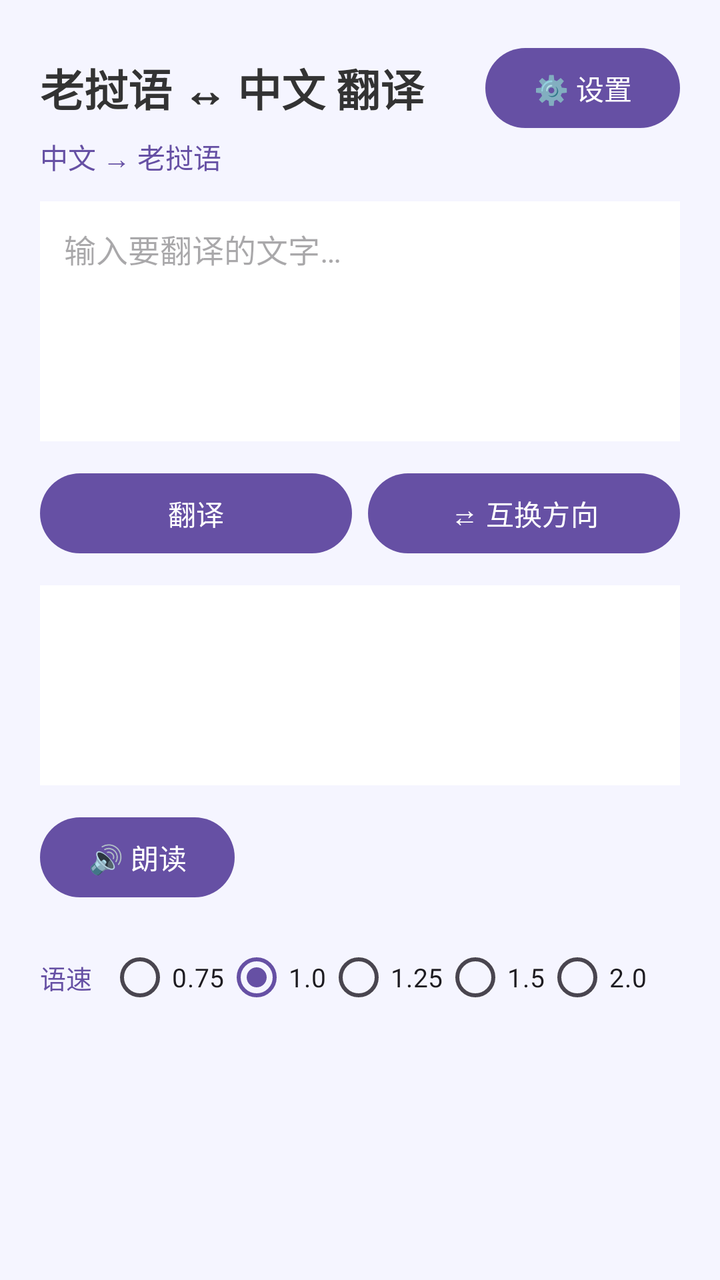
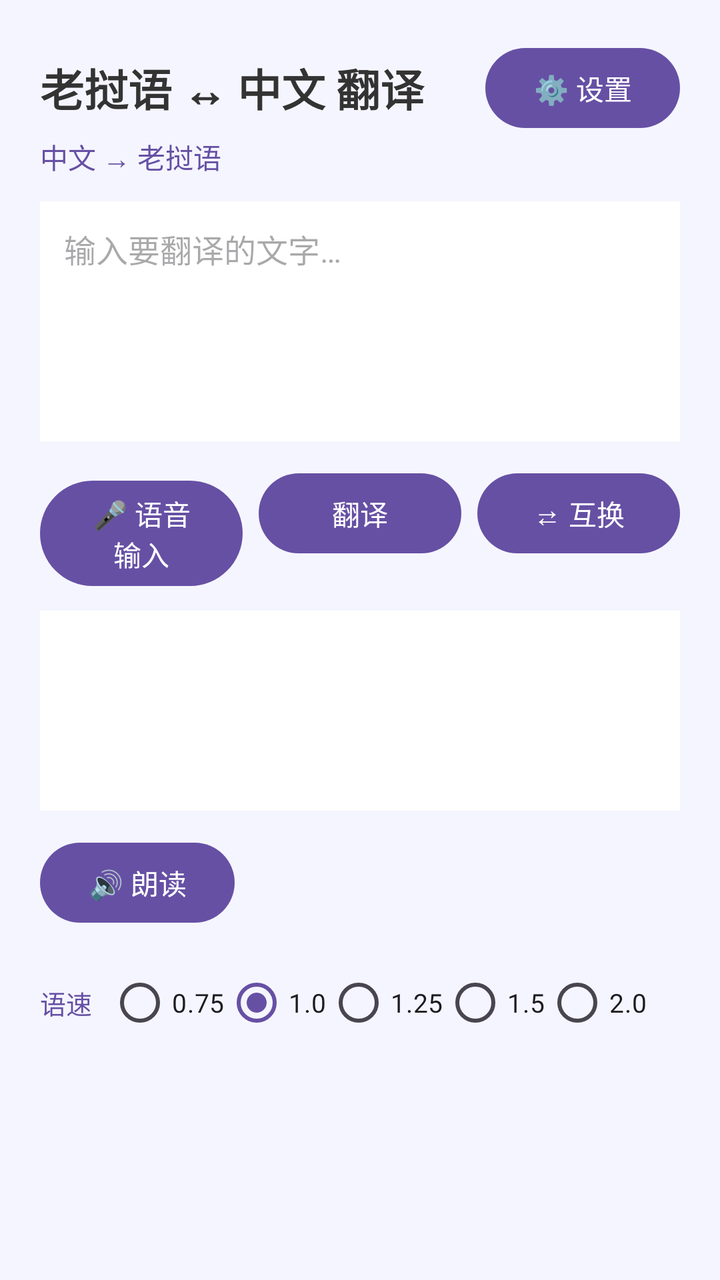

An Android layout rendered at two revisions. The XML below is the earlier revision; the diff shows what the commit changed to produce the second picture.
<!-- AndroidManifest.xml: application theme Theme.LaoTran -->
<!-- res/layout/activity_main.xml -->
<?xml version="1.0" encoding="utf-8"?>
<LinearLayout xmlns:android="http://schemas.android.com/apk/res/android"
    android:layout_width="match_parent"
    android:layout_height="match_parent"
    android:orientation="vertical"
    android:padding="20dp"
    android:background="#F5F5FF">

    <LinearLayout
        android:layout_width="match_parent"
        android:layout_height="wrap_content"
        android:orientation="horizontal"
        android:gravity="center_vertical">

        <TextView
            android:layout_width="0dp"
            android:layout_height="wrap_content"
            android:layout_weight="1"
            android:text="老挝语 ↔ 中文 翻译"
            android:textSize="22sp"
            android:textStyle="bold"
            android:textColor="#333333"/>

        <Button
            android:id="@+id/settingsBtn"
            android:layout_width="wrap_content"
            android:layout_height="wrap_content"
            android:text="⚙️ 设置"/>
    </LinearLayout>

    <TextView
        android:id="@+id/dirLabel"
        android:layout_width="wrap_content"
        android:layout_height="wrap_content"
        android:text="中文 → 老挝语"
        android:textSize="14sp"
        android:textColor="#6650a4"
        android:layout_marginBottom="12dp"/>

    <EditText
        android:id="@+id/inputText"
        android:layout_width="match_parent"
        android:layout_height="wrap_content"
        android:minHeight="120dp"
        android:gravity="top|start"
        android:background="#FFFFFF"
        android:padding="12dp"
        android:hint="输入要翻译的文字…"
        android:inputType="textMultiLine"
        android:minLines="4"
        android:textSize="16sp"/>

    <LinearLayout
        android:layout_width="match_parent"
        android:layout_height="wrap_content"
        android:orientation="horizontal"
        android:layout_marginTop="12dp">

        <Button
            android:id="@+id/translateBtn"
            android:layout_width="0dp"
            android:layout_height="wrap_content"
            android:layout_weight="1"
            android:text="翻译"
            android:layout_marginEnd="8dp"/>

        <Button
            android:id="@+id/swapBtn"
            android:layout_width="0dp"
            android:layout_height="wrap_content"
            android:layout_weight="1"
            android:text="⇄ 互换方向"/>
    </LinearLayout>

    <TextView
        android:id="@+id/resultText"
        android:layout_width="match_parent"
        android:layout_height="wrap_content"
        android:minHeight="100dp"
        android:gravity="top|start"
        android:background="#FFFFFF"
        android:padding="12dp"
        android:textSize="18sp"
        android:textColor="#222222"
        android:text=""
        android:layout_marginTop="12dp"/>

    <Button
        android:id="@+id/speakBtn"
        android:layout_width="wrap_content"
        android:layout_height="wrap_content"
        android:text="🔊 朗读"
        android:layout_marginTop="12dp"/>

    <LinearLayout
        android:layout_width="match_parent"
        android:layout_height="wrap_content"
        android:orientation="horizontal"
        android:gravity="center_vertical"
        android:layout_marginTop="12dp">

        <TextView
            android:layout_width="wrap_content"
            android:layout_height="wrap_content"
            android:text="语速"
            android:textSize="13sp"
            android:textColor="#6650a4"/>

        <RadioGroup
            android:id="@+id/speedGroup"
            android:layout_width="match_parent"
            android:layout_height="wrap_content"
            android:orientation="horizontal"
            android:gravity="center_vertical"
            android:layout_marginStart="8dp">

            <RadioButton
                android:id="@+id/speed075"
                android:layout_width="wrap_content"
                android:layout_height="wrap_content"
                android:text="0.75"
                android:textSize="13sp"/>
            <RadioButton
                android:id="@+id/speed100"
                android:layout_width="wrap_content"
                android:layout_height="wrap_content"
                android:text="1.0"
                android:textSize="13sp"
                android:checked="true"/>
            <RadioButton
                android:id="@+id/speed125"
                android:layout_width="wrap_content"
                android:layout_height="wrap_content"
                android:text="1.25"
                android:textSize="13sp"/>
            <RadioButton
                android:id="@+id/speed150"
                android:layout_width="wrap_content"
                android:layout_height="wrap_content"
                android:text="1.5"
                android:textSize="13sp"/>
            <RadioButton
                android:id="@+id/speed200"
                android:layout_width="wrap_content"
                android:layout_height="wrap_content"
                android:text="2.0"
                android:textSize="13sp"/>
        </RadioGroup>
    </LinearLayout>

    <TextView
        android:id="@+id/statusText"
        android:layout_width="match_parent"
        android:layout_height="wrap_content"
        android:textSize="12sp"
        android:textColor="#888888"
        android:layout_marginTop="8dp"/>

</LinearLayout>
<!-- resources referenced by this layout -->
<resources>
  <style name="Theme.LaoTran" parent="Theme.Material3.DayNight.NoActionBar">
          <item name="colorPrimary">@color/purple_500</item>
          <item name="colorSecondary">@color/purple_200</item>
      </style>
  <color name="purple_500">#6650a4</color>
  <color name="purple_200">#bbb1e0</color>
</resources>

<!-- the commit's change to res/layout/activity_main.xml (unified diff, before → after) -->
@@ -57,6 +57,14 @@
         android:layout_marginTop="12dp">
 
         <Button
+            android:id="@+id/voiceBtn"
+            android:layout_width="0dp"
+            android:layout_height="wrap_content"
+            android:layout_weight="1"
+            android:text="🎤 语音输入"
+            android:layout_marginEnd="8dp"/>
+
+        <Button
             android:id="@+id/translateBtn"
             android:layout_width="0dp"
             android:layout_height="wrap_content"
@@ -69,7 +77,7 @@
             android:layout_width="0dp"
             android:layout_height="wrap_content"
             android:layout_weight="1"
-            android:text="⇄ 互换方向"/>
+            android:text="⇄ 互换"/>
     </LinearLayout>
 
     <TextView
